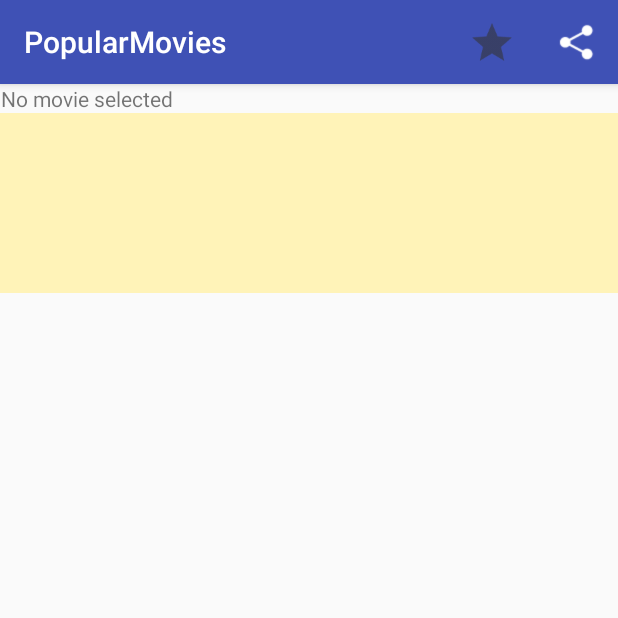
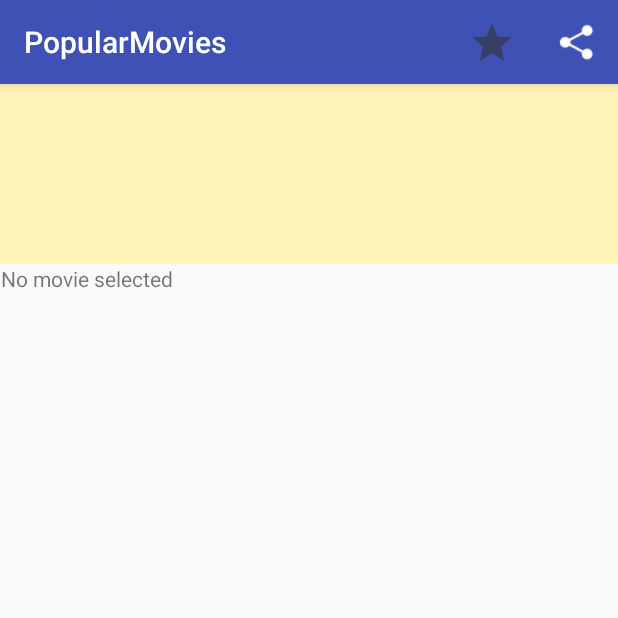
Before and after one commit to tsato1/PopularMovies, an Android app: the fragment MovieDetailFragment shown on its own in the app's theme, on a phone screen of 412 x 824 dp, the top half of it. Run offline under Robolectric (Android 15) with nearby library versions, the phone set to English and light mode, and no system bars; our stand-ins replace ButterKnife, Picasso; pictures from the network do not load; 2 statements that could not run were skipped.

Commit message:
Fragment Already Active bug fixed

```diff
--- a/app/src/main/java/com/udacity/tsato/popularmovies/MainActivity.java
+++ b/app/src/main/java/com/udacity/tsato/popularmovies/MainActivity.java
@@ -2,9 +2,13 @@ package com.udacity.tsato.popularmovies;
 
 import android.content.res.Configuration;
 import android.os.Bundle;
+import android.os.Handler;
+import android.support.v4.view.MotionEventCompat;
+import android.support.v7.app.ActionBar;
 import android.support.v7.app.AppCompatActivity;
 import android.support.v7.widget.Toolbar;
 import android.util.Log;
+import android.view.MotionEvent;
 
 import com.squareup.leakcanary.LeakCanary;
 
--- a/app/src/main/java/com/udacity/tsato/popularmovies/MovieDetailFragment.java
+++ b/app/src/main/java/com/udacity/tsato/popularmovies/MovieDetailFragment.java
@@ -57,6 +57,11 @@ public class MovieDetailFragment extends Fragment {
         return fragment;
     }
 
+    public MovieDetailFragment() {
+        super();
+        setArguments(new Bundle());
+    }
+
     @Override
     public View onCreateView(LayoutInflater inflater, ViewGroup container, Bundle savedInstanceState) {
         View view = inflater.inflate(R.layout.fragment_movie_detail, container, false);
@@ -82,6 +87,10 @@ public class MovieDetailFragment extends Fragment {
         super.onActivityCreated(savedInstanceState);
         setHasOptionsMenu(true);
 
+        setUpLayout();
+    }
+
+    void setUpLayout() {
         if (getArguments() != null) {
             mMovieItem = getArguments().getParcelable("item");
             mIndexOfItem = getArguments().getInt("indexOfItem");
@@ -94,6 +103,7 @@ public class MovieDetailFragment extends Fragment {
         mTrailerListView.setAdapter(mTrailerListAdapter);
 
         if (mMovieItem == null) {
+            Log.d("test", "movie item is null");
             mMovieDetailLinearLayout.setVisibility(View.GONE);
             mNothingSelectedTextView.setVisibility(View.VISIBLE);
         } else {
--- a/app/src/main/java/com/udacity/tsato/popularmovies/MovieGridAdapter.java
+++ b/app/src/main/java/com/udacity/tsato/popularmovies/MovieGridAdapter.java
@@ -39,7 +39,7 @@ public class MovieGridAdapter extends BaseAdapter {
         }
 
         if (item.data_id == 0) {
-            Picasso.with(mContext).load(MainActivity.URL_IMG_BASE + "w500/" + item.poster).into(viewHolder.thumbnailImageView);
+            Picasso.with(mContext).load(MainActivity.URL_IMG_BASE + "w185/" + item.poster).into(viewHolder.thumbnailImageView);
         } else {
             viewHolder.thumbnailImageView.setImageBitmap(Utility.convertStringToBitmap(item.poster));
         }
--- a/app/src/main/res/layout/fragment_movie_detail.xml
+++ b/app/src/main/res/layout/fragment_movie_detail.xml
@@ -6,14 +6,6 @@
         android:orientation="vertical"
         android:layout_width="match_parent"
         android:layout_height="match_parent">
-
-        <TextView
-            android:id="@+id/txv_nothing_selected"
-            android:layout_width="wrap_content"
-            android:layout_height="wrap_content"
-            android:gravity="center"
-            android:text="@string/info_nothing_selected"
-            android:visibility="gone"/>
 
         <RelativeLayout
             android:layout_width="match_parent"
@@ -28,6 +20,14 @@
                 android:textStyle="bold"
                 android:textSize="@dimen/large_text_size"/>
         </RelativeLayout>
+
+        <TextView
+            android:id="@+id/txv_nothing_selected"
+            android:layout_width="wrap_content"
+            android:layout_height="wrap_content"
+            android:gravity="center"
+            android:text="@string/info_nothing_selected"
+            android:visibility="gone"/>
 
         <LinearLayout
             android:id="@+id/lnl_movie_detail"
--- a/app/src/main/res/values-w820dp/dimens.xml
+++ b/app/src/main/res/values-w820dp/dimens.xml
@@ -3,9 +3,9 @@
          (such as screen margins) for screens with more than 820dp of available width. This
          would include 7" and 10" devices in landscape (~960dp and ~1280dp respectively). -->
     <dimen name="activity_horizontal_margin">64dp</dimen>
-    <dimen name="activity_vertical_margin">64dp</dimen>
+    <!--<dimen name="activity_vertical_margin">64dp</dimen>
     <dimen name="caption_text_size">80dp</dimen>
     <dimen name="large_text_size">120dp</dimen>
     <dimen name="semi_large_text_size">60dp</dimen>
-    <dimen name="detail_padding_btw_items">20dp</dimen>
+    <dimen name="detail_padding_btw_items">20dp</dimen>-->
 </resources>
```
Also changed, not shown: app/src/main/java/com/udacity/tsato/popularmovies/MovieListFragment.java (+66 -28 lines), app/src/main/res/layout/item_movie_grid.xml (+7 -11 lines), 3 other files.
